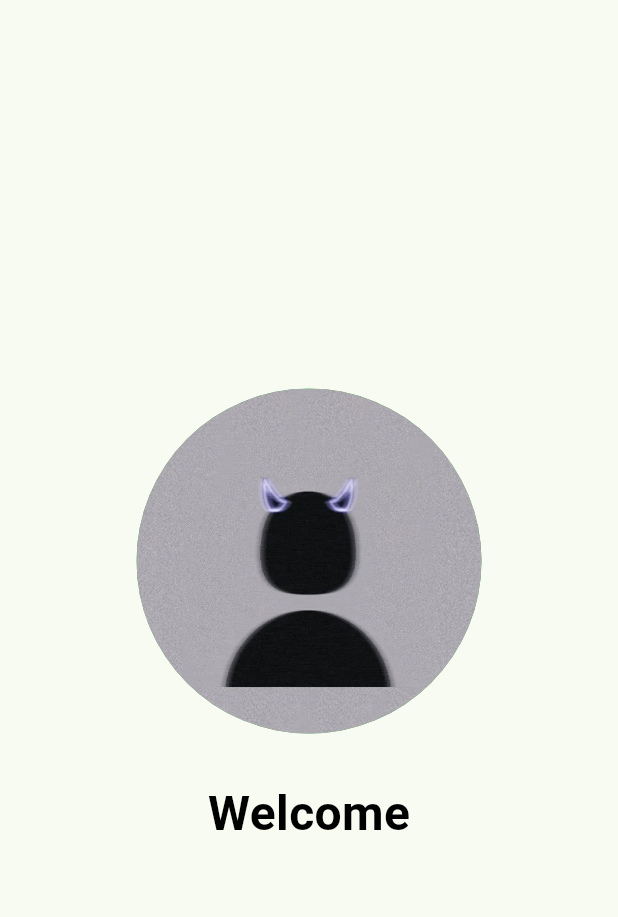
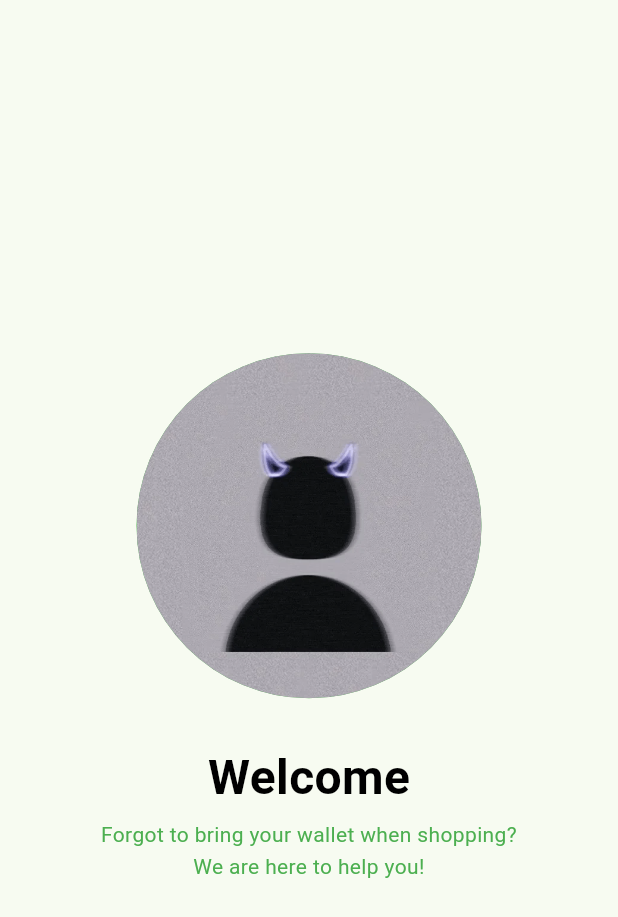
Before and after one commit to zaqimaulana/-KB1179-1123150048-uts-, a Flutter app: the screen it shows after launch, on a phone screen of 412 x 824 dp. Shown: the top 917 px of the screen. Run offline on Flutter 3.47's test engine with Material 3 defaults, Android fonts, the phone set to English and light mode, and no system bars.

Commit message:
membuat subtitle

```diff
--- a/lib/splash_screen_1.dart
+++ b/lib/splash_screen_1.dart
@@ -26,6 +26,7 @@ class SplashScreen1 extends StatelessWidget {
 
             const SizedBox(height: 30), // jarak antara gambar dan teks
 
+            // Judul "Welcome"
             const Text(
               "Welcome",
               style: TextStyle(
@@ -34,6 +35,19 @@ class SplashScreen1 extends StatelessWidget {
                 fontWeight: FontWeight.bold,
               ),
             ),
+
+            const SizedBox(height: 5),
+
+            // Subtitle dua baris
+            const Text(
+              "Forgot to bring your wallet when shopping?\nWe are here to help you!",
+              textAlign: TextAlign.center,
+              style: TextStyle(
+                fontSize: 14.0,
+                color: Colors.green,
+                height: 1.5,
+              ),
+            ),
           ],
         ),
       ),
```
